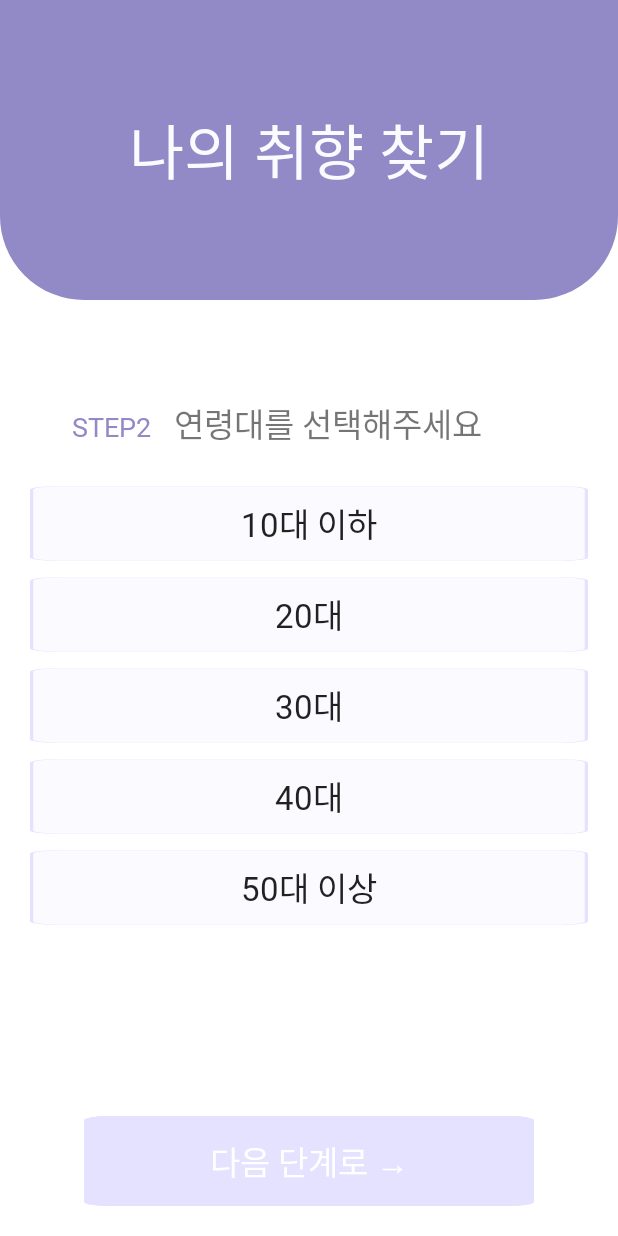
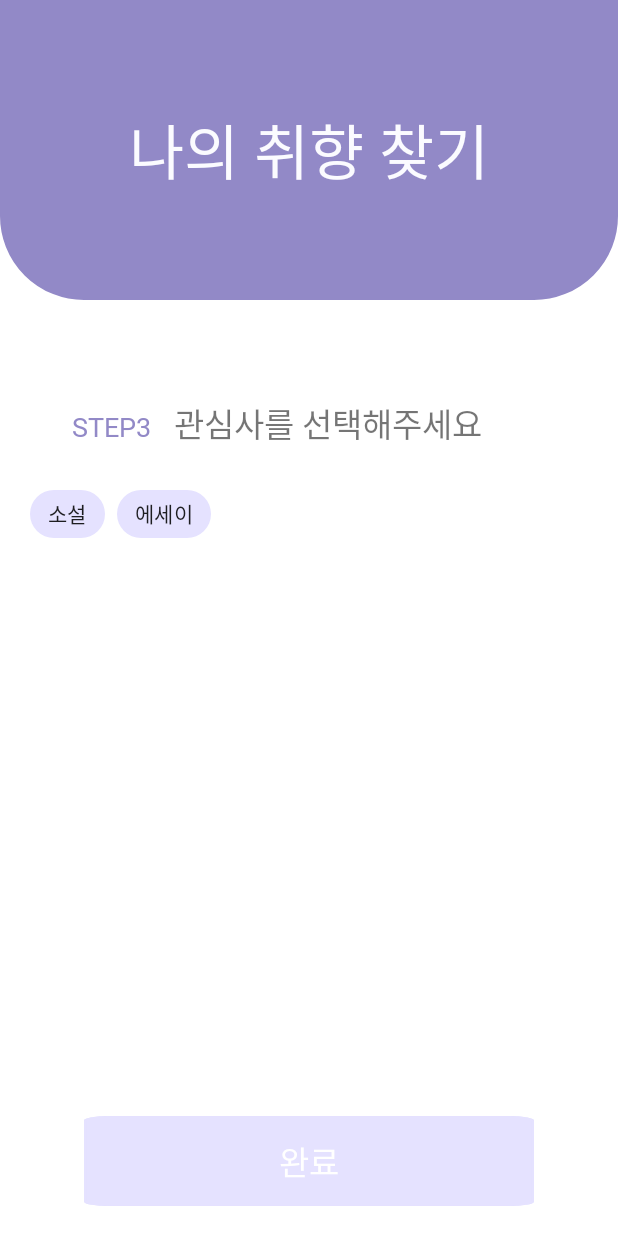
Before and after one commit to moonyy7012/Book_Love_Project, an Android app: the fragment CollectInterestFragment placed in its activity, on a phone screen of 412 x 824 dp. Run offline under Robolectric (Android 15) with nearby library versions, the phone set to English and light mode, and no system bars.

Commit message:
[Design] 관심사 수집 UI 진행중 💄

```diff
--- /dev/null
+++ b/BookLoveAndroid/app/src/main/java/com/moon/booklove_android/config/ApplicationClass.kt
@@ -0,0 +1,29 @@
+package com.moon.booklove_android.config
+
+import android.app.Application
+
+class ApplicationClass : Application() {
+
+    companion object{
+//        const val SERVER_URL = "https://i6d208.p.ssafy.io:8185/"
+//        lateinit var retrofit: Retrofit
+//        lateinit var prefs: PreferenceUtil
+//        lateinit var recyclerView: RecyclerView
+//        lateinit var playerRecyclerViewAdapter: PlayerRecyclerViewAdapter
+
+        var interest: MutableList<String> = mutableListOf("소설", "에세이")
+        var checkedInterest = mutableListOf<String>()
+    }
+
+    override fun onCreate() {
+        super.onCreate()
+
+        // 앱이 처음 생성되는 순간, retrofit 인스턴스를 생성
+//        retrofit = Retrofit.Builder()
+//            .baseUrl(SERVER_URL)
+//            .addConverterFactory(GsonConverterFactory.create())
+//            .build()
+
+//        prefs = PreferenceUtil(applicationContext)
+    }
+}
--- a/BookLoveAndroid/app/src/main/java/com/moon/booklove_android/fragment/CollectInterestFragment.kt
+++ b/BookLoveAndroid/app/src/main/java/com/moon/booklove_android/fragment/CollectInterestFragment.kt
@@ -1,17 +1,25 @@
 package com.moon.booklove_android.fragment
 
 import android.os.Bundle
+import android.util.Log
 import android.view.LayoutInflater
 import android.view.View
 import android.view.ViewGroup
+import android.widget.Toast
 import androidx.appcompat.widget.AppCompatButton
 import androidx.fragment.app.Fragment
+import com.google.android.material.chip.Chip
 import com.moon.booklove_android.R
 import com.moon.booklove_android.activity.CollectActivity
-import com.moon.booklove_android.databinding.FragmentCollectAgeBinding
+import com.moon.booklove_android.config.ApplicationClass.Companion.checkedInterest
+import com.moon.booklove_android.config.ApplicationClass.Companion.interest
+import com.moon.booklove_android.databinding.FragmentCollectInterestBinding
+
+
+private const val TAG = "CollectInterestFragment"
 
 class CollectInterestFragment  : Fragment(){
-    private lateinit var binding: FragmentCollectAgeBinding
+    private lateinit var binding: FragmentCollectInterestBinding
     private lateinit var nextButton: AppCompatButton
 
     override fun onCreate(savedInstanceState: Bundle?) {
@@ -22,43 +30,47 @@ class CollectInterestFragment  : Fragment(){
         inflater: LayoutInflater, container: ViewGroup?,
         savedInstanceState: Bundle?
     ): View {
-        binding = FragmentCollectAgeBinding.inflate(inflater, container, false)
+        binding = FragmentCollectInterestBinding.inflate(inflater, container, false)
         return binding.root
     }
 
     override fun onViewCreated(view: View, savedInstanceState: Bundle?) {
         super.onViewCreated(view, savedInstanceState)
         nextButton = (activity as CollectActivity).findViewById(R.id.nextStepButton)
-        binding.teenagerButton.setOnClickListener {
-            clickButton(binding.teenagerButton)
-        }
-        binding.twentiesButton.setOnClickListener {
-            clickButton(binding.twentiesButton)
-        }
-        binding.thirtiesButton.setOnClickListener {
-            clickButton(binding.thirtiesButton)
-        }
-        binding.fourtiesButton.setOnClickListener {
-            clickButton(binding.fourtiesButton)
-        }
-        binding.fiftiesButton.setOnClickListener {
-            clickButton(binding.fiftiesButton)
+        nextButton.setText("완료")
+
+        init()
+
+        binding.chipGroup.setOnCheckedChangeListener { group, checkedId ->
+            //여기 들어가지 못 하는 이유는???
+
+
+            Log.d(TAG, "onViewCreated1: ")
+            val chip: Chip? = group.findViewById(checkedId)
+            chip?.let {chipView ->
+                checkedInterest.add(chip.text.toString())
+                Log.d(TAG, "onViewCreated: ")
+            } ?: kotlin.run {
+            }
         }
 
         nextButton.setOnClickListener {
-
+            Log.d(TAG, "onViewCreated: ${checkedInterest}")
         }
 
     }
 
-    private fun clickButton(clickedButton: AppCompatButton){
-        binding.teenagerButton.setBackgroundResource(R.drawable.light_box_rectangle)
-        binding.twentiesButton.setBackgroundResource(R.drawable.light_box_rectangle)
-        binding.thirtiesButton.setBackgroundResource(R.drawable.light_box_rectangle)
-        binding.fourtiesButton.setBackgroundResource(R.drawable.light_box_rectangle)
-        binding.fiftiesButton.setBackgroundResource(R.drawable.light_box_rectangle)
-        clickedButton.setBackgroundResource(R.drawable.dark_box_rectangle)
-        nextButton.setBackgroundResource(R.drawable.complete_rectangle)
+    private fun init(){
+        for(chip in interest){
+            binding.chipGroup.addView(
+                Chip(context).apply{
+                    text = chip
+                    isCheckable = true
+                    setChipBackgroundColorResource(R.color.light_purple)
+                }
+            )
+        }
+
     }
 
 
--- /dev/null
+++ b/BookLoveAndroid/app/src/main/res/layout/fragment_collect_interest.xml
@@ -0,0 +1,56 @@
+<?xml version="1.0" encoding="utf-8"?>
+<androidx.constraintlayout.widget.ConstraintLayout xmlns:android="http://schemas.android.com/apk/res/android"
+    xmlns:app="http://schemas.android.com/apk/res-auto"
+    xmlns:tools="http://schemas.android.com/tools"
+    android:layout_width="match_parent"
+    android:layout_height="match_parent"
+    android:background="@color/white">
+
+
+    <TextView
+        android:id="@+id/textView5"
+        android:layout_width="wrap_content"
+        android:layout_height="wrap_content"
+        android:layout_marginStart="48dp"
+        android:layout_marginTop="20dp"
+        android:fontFamily="@font/cafe24surround"
+        android:text="@string/step3"
+        android:textColor="@color/dark_purple"
+        android:textSize="18sp"
+        app:layout_constraintStart_toStartOf="parent"
+        app:layout_constraintTop_toTopOf="parent" />
+
+    <TextView
+        android:id="@+id/textView3"
+        android:layout_width="wrap_content"
+        android:layout_height="wrap_content"
+        android:layout_marginStart="15dp"
+        android:layout_marginTop="13dp"
+        android:fontFamily="@font/kopubworld_dotum_bold"
+        android:text="@string/guide_interest"
+        android:textSize="22sp"
+        app:layout_constraintStart_toEndOf="@+id/textView5"
+        app:layout_constraintTop_toTopOf="parent" />
+
+    <LinearLayout
+        android:id="@+id/linearLayout"
+        android:layout_width="match_parent"
+        android:layout_height="450dp"
+        android:layout_marginTop="20dp"
+        android:orientation="vertical"
+        android:paddingHorizontal="20dp"
+        app:layout_constraintStart_toStartOf="parent"
+        app:layout_constraintTop_toBottomOf="@+id/textView3">
+
+        <com.google.android.material.chip.ChipGroup
+            android:id="@+id/chipGroup"
+            android:layout_width="match_parent"
+            android:layout_height="wrap_content"
+            android:checked="false">
+
+        </com.google.android.material.chip.ChipGroup>
+
+
+
+    </LinearLayout>
+</androidx.constraintlayout.widget.ConstraintLayout>
--- a/BookLoveAndroid/app/src/main/res/values/strings.xml
+++ b/BookLoveAndroid/app/src/main/res/values/strings.xml
@@ -12,6 +12,7 @@
     <string name="findTaste">나의 취향 찾기</string>
     <string name="guide_gender">성별을 선택해주세요</string>
     <string name="guide_age">연령대를 선택해주세요</string>
+    <string name="guide_interest">관심사를 선택해주세요</string>
     <string name="male">남성</string>
     <string name="female">여성</string>
     <string name="teenager">10대 이하</string>
```
